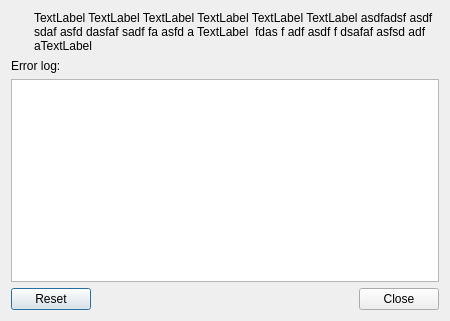
Old version of the form TIGLViewer/src/TIGLViewerErrorDialog.ui in the repository DLR-SC/tigl.
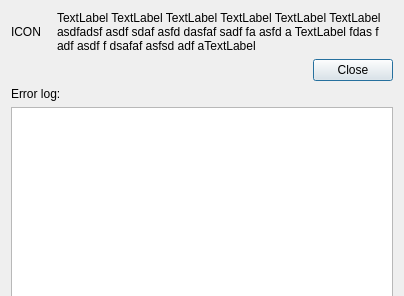
New version of the form. Icons and pictures are not drawn.

Commit message: Added new error dialog to TiGLViewer

What changed in the file:
```diff
--- a/TIGLViewer/src/TIGLViewerErrorDialog.ui
+++ b/TIGLViewer/src/TIGLViewerErrorDialog.ui
@@ -6,8 +6,8 @@
    <rect>
     <x>0</x>
     <y>0</y>
-    <width>450</width>
-    <height>321</height>
+    <width>404</width>
+    <height>294</height>
    </rect>
   </property>
   <property name="windowTitle">
@@ -28,10 +28,7 @@
         </sizepolicy>
        </property>
        <property name="text">
-        <string/>
-       </property>
-       <property name="pixmap">
-        <pixmap>../gfx/tigl_error.png</pixmap>
+        <string>ICON</string>
        </property>
        <property name="scaledContents">
         <bool>false</bool>
@@ -63,7 +60,7 @@
         <string>TextLabel TextLabel TextLabel TextLabel TextLabel TextLabel asdfadsf asdf sdaf asfd dasfaf sadf fa asfd a TextLabel  fdas f adf asdf f dsafaf asfsd adf aTextLabel </string>
        </property>
        <property name="textFormat">
-        <enum>Qt::PlainText</enum>
+        <enum>Qt::RichText</enum>
        </property>
        <property name="scaledContents">
         <bool>false</bool>
@@ -81,6 +78,16 @@
      </item>
     </layout>
    </item>
+   <item>
+    <widget class="QDialogButtonBox" name="buttonBox">
+     <property name="orientation">
+      <enum>Qt::Horizontal</enum>
+     </property>
+     <property name="standardButtons">
+      <set>QDialogButtonBox::Close</set>
+     </property>
+    </widget>
+   </item>
    <item>
     <widget class="QLabel" name="errorLogLabel">
      <property name="text">
@@ -90,22 +97,18 @@
    </item>
    <item>
     <widget class="QTextBrowser" name="logBrowser">
+     <property name="minimumSize">
+      <size>
+       <width>0</width>
+       <height>200</height>
+      </size>
+     </property>
      <property name="html">
       <string>&lt;!DOCTYPE HTML PUBLIC &quot;-//W3C//DTD HTML 4.0//EN&quot; &quot;http://www.w3.org/TR/REC-html40/strict.dtd&quot;&gt;
 &lt;html&gt;&lt;head&gt;&lt;meta name=&quot;qrichtext&quot; content=&quot;1&quot; /&gt;&lt;style type=&quot;text/css&quot;&gt;
 p, li { white-space: pre-wrap; }
-&lt;/style&gt;&lt;/head&gt;&lt;body style=&quot; font-family:'Lucida Grande'; font-size:13pt; font-weight:400; font-style:normal;&quot;&gt;
-&lt;p style=&quot;-qt-paragraph-type:empty; margin-top:0px; margin-bottom:0px; margin-left:0px; margin-right:0px; -qt-block-indent:0; text-indent:0px;&quot;&gt;&lt;br /&gt;&lt;/p&gt;&lt;/body&gt;&lt;/html&gt;</string>
-     </property>
-    </widget>
-   </item>
-   <item>
-    <widget class="QDialogButtonBox" name="buttonBox">
-     <property name="orientation">
-      <enum>Qt::Horizontal</enum>
-     </property>
-     <property name="standardButtons">
-      <set>QDialogButtonBox::Close|QDialogButtonBox::Reset</set>
+&lt;/style&gt;&lt;/head&gt;&lt;body style=&quot; font-family:'MS Shell Dlg 2'; font-size:8.25pt; font-weight:400; font-style:normal;&quot;&gt;
+&lt;p style=&quot;-qt-paragraph-type:empty; margin-top:0px; margin-bottom:0px; margin-left:0px; margin-right:0px; -qt-block-indent:0; text-indent:0px; font-size:8pt;&quot;&gt;&lt;br /&gt;&lt;/p&gt;&lt;/body&gt;&lt;/html&gt;</string>
      </property>
     </widget>
    </item>
```
Left out of the diff: 8 changed lines with no effect on the pictures. The commit also changes 11 other files.
